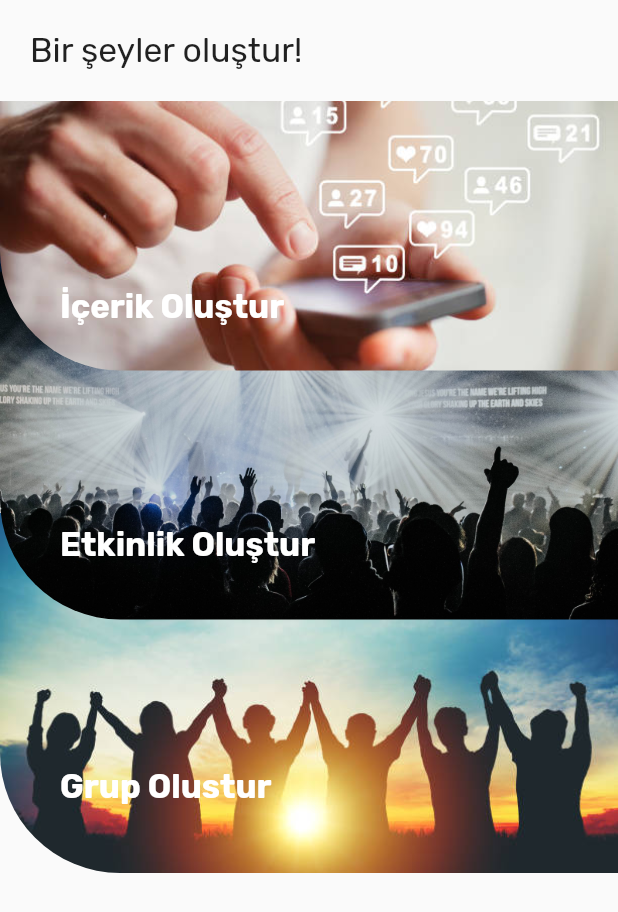
After one commit to ozyildirim/dodact, a Flutter app: the CreationPage screen opened directly, on a phone screen of 412 x 824 dp. The commit adds this screen. Shown: the top 912 px of the screen. Run offline on Flutter 3.47's test engine with Material 2 defaults, Android fonts, the phone set to English and light mode, and no system bars; our stand-ins replace cloud_firestore, cool_alert, file_picker, firebase_auth, firebase_core, firebase_storage and 7 more; missing offline and left inert: extended_navbar_scaffold, flutter_facebook_login; accounts and stored records are empty.

Commit message:
Creation page added!

```diff
--- /dev/null
+++ b/lib/ui/creation/creation_page.dart
@@ -0,0 +1,119 @@
+import 'package:flutter/material.dart';
+
+// ignore: must_be_immutable
+class CreationPage extends StatelessWidget {
+  int space = 100;
+  @override
+  Widget build(BuildContext context) {
+    return Scaffold(
+      body: ListView(
+        children: <Widget>[
+          Padding(
+            padding: const EdgeInsets.all(20),
+            child: Text(
+              "Bir şeyler oluştur!",
+              style: TextStyle(fontSize: 22.5),
+            ),
+          ),
+          Stack(
+            children: [
+              CurvedListItem(
+                textPos: 180,
+                boxSize: 240,
+                spaceValue: 275,
+                title: 'Grup Olustur',
+                conImage:
+                    AssetImage('assets/images/creation/grup_olustur.jpeg'),
+              ),
+              CurvedListItem(
+                textPos: 150,
+                boxSize: 246,
+                spaceValue: 100,
+                title: 'Etkinlik Oluştur',
+                conImage:
+                    AssetImage('assets/images/creation/etkinlik_olustur.jpeg'),
+              ),
+              CurvedListItem(
+                textPos: 120,
+                boxSize: 180,
+                spaceValue: 0,
+                title: 'İçerik Oluştur',
+                conImage:
+                    AssetImage('assets/images/creation/icerik_olustur.jpeg'),
+              ),
+            ],
+          ),
+        ],
+      ),
+    );
+  }
+}
+
+class CurvedListItem extends StatelessWidget {
+  const CurvedListItem({
+    this.title,
+    this.conImage,
+    this.spaceValue,
+    this.boxSize,
+    this.textPos,
+  });
+
+  final String title;
+  final AssetImage conImage;
+  final int spaceValue;
+  final int boxSize;
+  final double textPos;
+
+  @override
+  Widget build(BuildContext context) {
+    return Container(
+      child: Stack(children: <Widget>[
+        Container(
+          child: Column(
+            children: [
+              Container(
+                height: spaceValue.toDouble(),
+              ),
+              Stack(
+                children: [
+                  GestureDetector(
+                    onTap: () {
+                      debugPrint(title);
+                    },
+                    child: Container(
+                      height: boxSize.toDouble(),
+                      width: 500,
+                      decoration: BoxDecoration(
+                        borderRadius: const BorderRadius.only(
+                          bottomLeft: Radius.circular(80.0),
+                        ),
+                        image: DecorationImage(
+                          fit: BoxFit.cover,
+                          image: conImage,
+                        ),
+                      ),
+                      padding: const EdgeInsets.only(
+                        left: 32,
+                      ),
+                    ),
+                  ),
+                  Positioned(
+                    left: 40,
+                    bottom: textPos * 0.25.toDouble(),
+                    child: Text(
+                      title,
+                      style: TextStyle(
+                          color: Colors.white,
+                          fontSize: 22,
+                          fontWeight: FontWeight.bold),
+                    ),
+                  ),
+                ],
+              ),
+            ],
+          ),
+        ),
+      ]),
+    );
+  }
+}
--- a/lib/ui/home_page.dart
+++ b/lib/ui/home_page.dart
@@ -1,4 +1,5 @@
 import 'package:cool_alert/cool_alert.dart';
+import 'package:dodact_v1/ui/creation/creation_page.dart';
 import 'package:dodact_v1/ui/event/events_page.dart';
 import 'package:dodact_v1/ui/feed/feed_page.dart';
 import 'package:dodact_v1/ui/general/general_page.dart';
@@ -26,6 +27,7 @@ class _HomePageState extends State<HomePage> {
     GroupsPage(),
     ProfilePage(),
     SearchPage(),
+    CreationPage(),
   ];
 
   @override
@@ -76,11 +78,14 @@ class _HomePageState extends State<HomePage> {
           icon: MaterialCommunityIcons.calendar,
           label: 'Takvimim',
           onTap: () {
-            CoolAlert.show(
-              context: context,
-              type: CoolAlertType.loading,
-              text: "Bu özelliğimiz henüz aktif değil.",
-            );
+            setState(() {
+              _page =6;
+            });
+            //CoolAlert.show(
+            //  context: context,
+            //  type: CoolAlertType.loading,
+            //  text: "Bu özelliğimiz henüz aktif değil.",
+            //);
           },
         ),
         MoreButtonModel(
--- a/pubspec.yaml
+++ b/pubspec.yaml
@@ -48,6 +48,7 @@ flutter:
 
   assets:
     - assets/images/
+    - assets/images/creation/
 
   fonts:
     - family: Roboto
```
Also changed, not shown: assets/images/creation/etkinlik_olustur.jpeg (added), assets/images/creation/grup_olustur.jpeg (added), assets/images/creation/icerik_olustur.jpeg (added), pubspec.lock.
